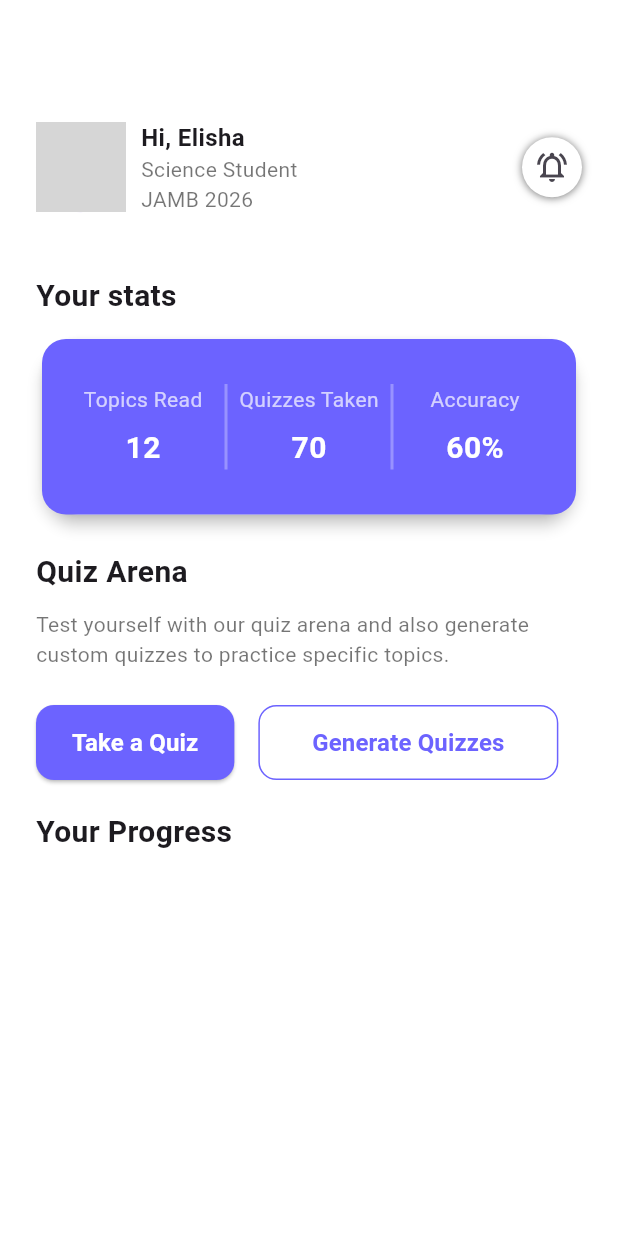
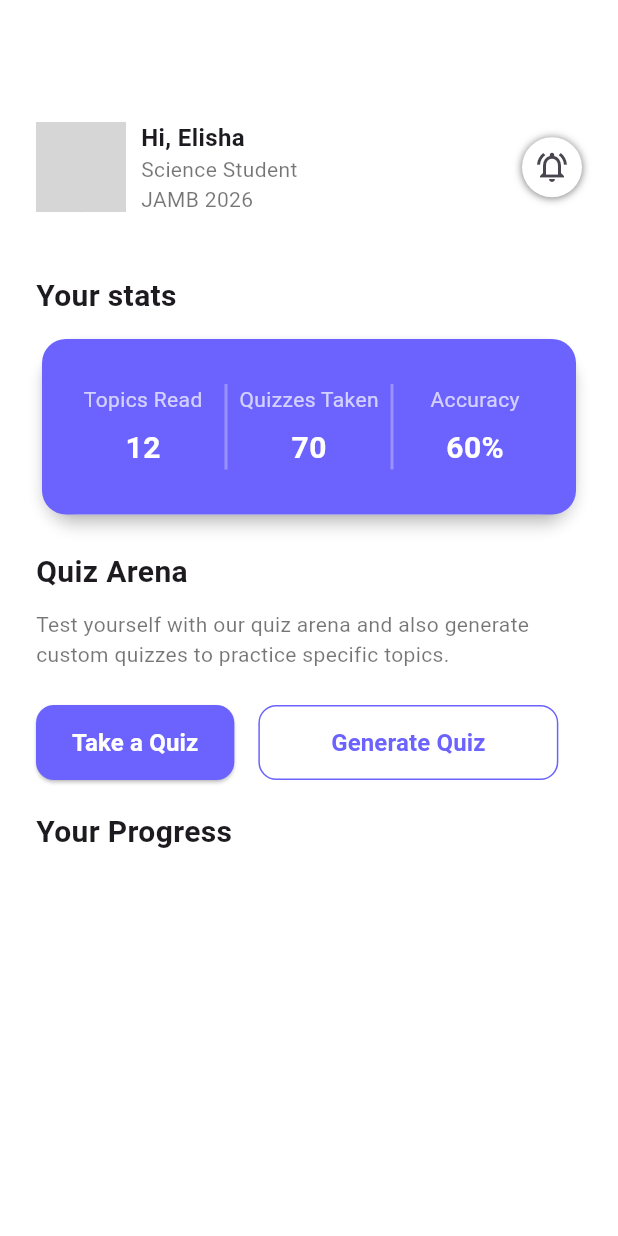
Before and after one commit to ibeabuchielisha-oss/learnwithprime, a Flutter app: the StudentDashboard screen opened directly, on a phone screen of 412 x 824 dp. Run offline on Flutter 3.47's test engine with Material 3 defaults, Android fonts, the light colour scheme and no system bars; our stand-ins replace flutter_svg, smooth_page_indicator; network calls fail; Roboto replaces fonts that are missing (Poppins); grey boxes are pictures that could not be loaded.

Commit message:
changed it back

```diff
--- a/lib/screens/student_dashboard.dart
+++ b/lib/screens/student_dashboard.dart
@@ -226,7 +226,7 @@ class _StudentDashboardState extends State<StudentDashboard> {
                     ),
                   ),
                   child: Text(
-                    'Generate Quizzes',
+                    'Generate Quiz',
                     style: TextStyle(
                       fontSize: 16,
                       fontWeight: FontWeight.bold,
```
